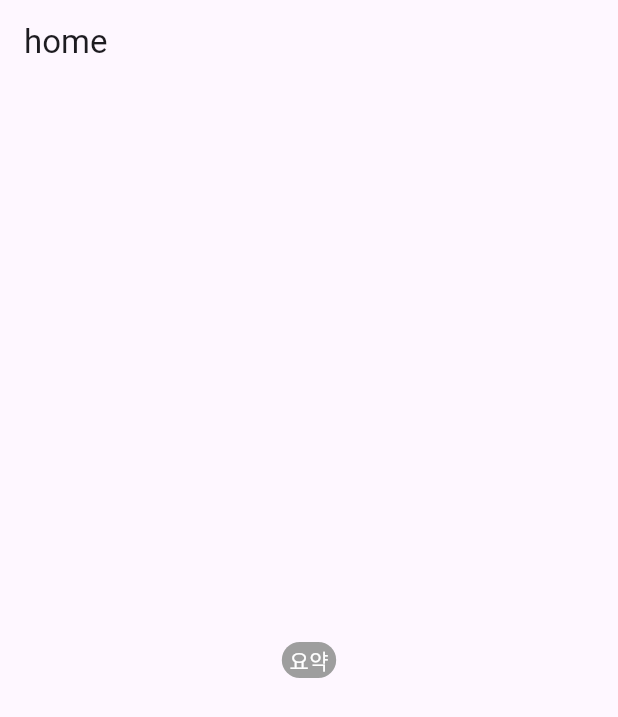
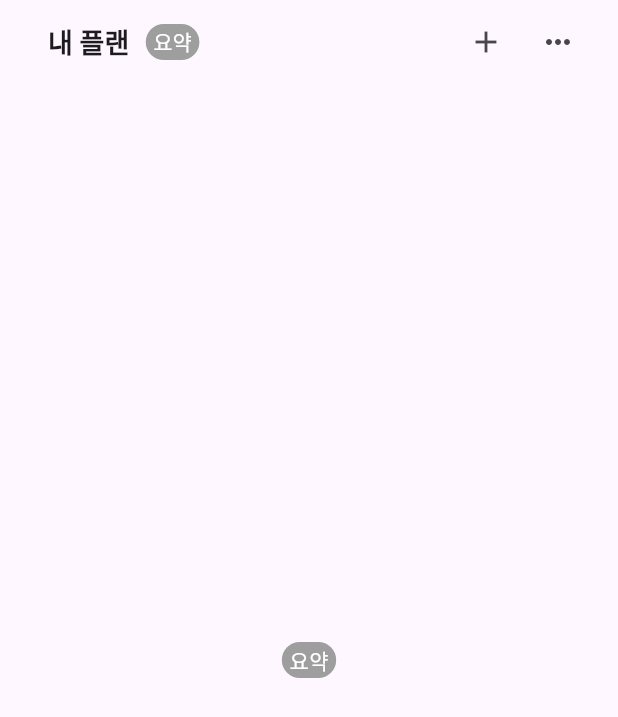
Before and after one commit to kuy00/scone-clone-flutter, a Flutter app: the screen it shows after launch, on a phone screen of 412 x 824 dp. Shown: the top 717 px of the screen. Run offline on Flutter 3.47's test engine with Material 3 defaults, Android fonts, the phone set to English and light mode, and no system bars.

Commit message:
appbar 추가

```diff
--- a/lib/page/home_page.dart
+++ b/lib/page/home_page.dart
@@ -1,4 +1,5 @@
 import 'package:flutter/material.dart';
+import 'package:flutter_study/widget/app_bar_widget.dart';
 import 'package:flutter_study/widget/badge_widget.dart';
 
 class HomePage extends StatelessWidget {
@@ -8,7 +9,7 @@ class HomePage extends StatelessWidget {
   Widget build(BuildContext context) {
     return Scaffold(
       appBar: AppBar(
-        title: const Text('home'),
+        title: AppBarWidget(),
       ),
       body: const Center(
         child: BadgeWidget(text: '요약'),
--- /dev/null
+++ b/lib/widget/app_bar_widget.dart
@@ -0,0 +1,29 @@
+import 'package:flutter/material.dart';
+import 'package:flutter_study/widget/badge_widget.dart';
+
+class AppBarWidget extends AppBar {
+  AppBarWidget({super.key})
+      : super(
+            title: GestureDetector(
+              onTap: () => print('app bar clicked'),
+              child: const Row(
+                children: <Widget>[
+                  Text(
+                    '내 플랜',
+                    style: TextStyle(fontSize: 18, fontWeight: FontWeight.bold),
+                  ),
+                  Padding(
+                      padding: EdgeInsets.only(left: 11.0),
+                      child: BadgeWidget(text: '요약'))
+                ],
+              ),
+            ),
+            actions: <Widget>[
+              IconButton(
+                  onPressed: () => print('plus button clicked'),
+                  icon: const Icon(Icons.add)),
+              IconButton(
+                  onPressed: () => print('more button clicked'),
+                  icon: const Icon(Icons.more_horiz))
+            ]);
+}
```
